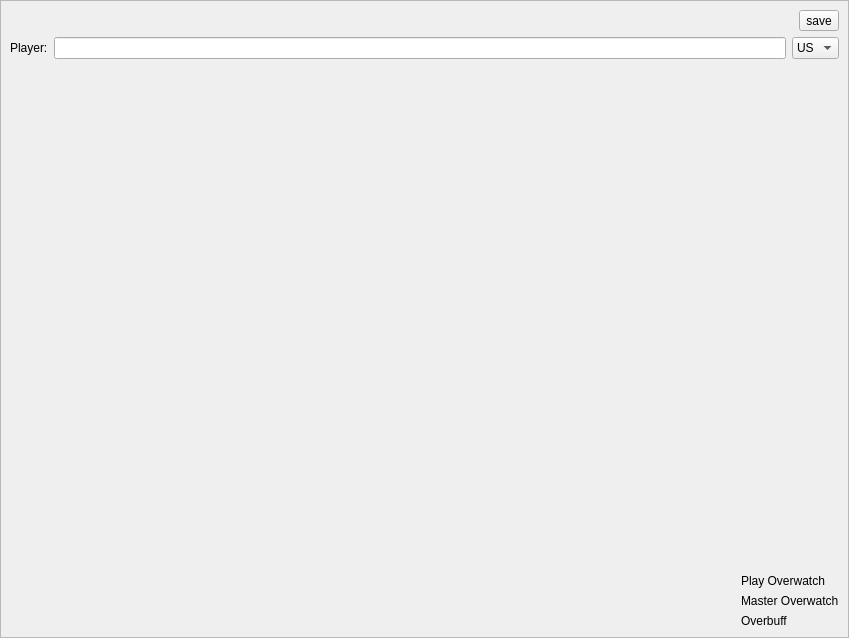
Before: the Qt Designer form OverwatchPlayerLog/UI/PlayerInfoPaneWidget.ui in yxbh/Overwatch-Player-Log, drawn with Qt 5.
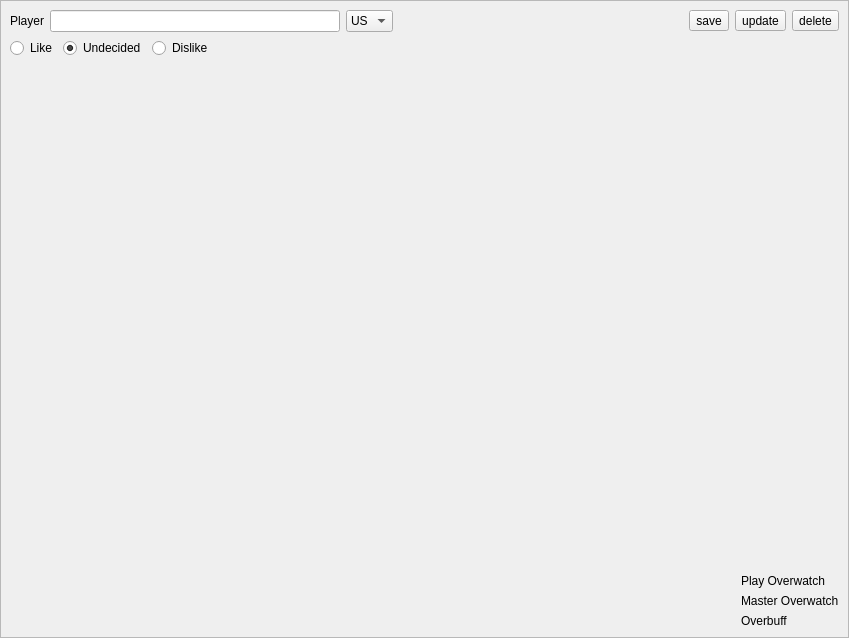
After: the same form once the commit is applied.

Diff of the .ui file:
```diff
--- a/OverwatchPlayerLog/UI/PlayerInfoPaneWidget.ui
+++ b/OverwatchPlayerLog/UI/PlayerInfoPaneWidget.ui
@@ -28,6 +28,35 @@
    <layout class="QVBoxLayout" name="verticalLayout_2">
     <item>
      <layout class="QHBoxLayout" name="horizontalLayout">
+      <item>
+       <widget class="QLabel" name="label_playerBattleTag">
+        <property name="text">
+         <string>Player</string>
+        </property>
+       </widget>
+      </item>
+      <item>
+       <widget class="QLineEdit" name="lineEdit_playerBattleTag"/>
+      </item>
+      <item>
+       <widget class="QComboBox" name="comboBox_owRegion">
+        <item>
+         <property name="text">
+          <string>US</string>
+         </property>
+        </item>
+        <item>
+         <property name="text">
+          <string>EU</string>
+         </property>
+        </item>
+        <item>
+         <property name="text">
+          <string>KR</string>
+         </property>
+        </item>
+       </widget>
+      </item>
       <item>
        <spacer name="horizontalSpacer">
         <property name="orientation">
@@ -48,39 +77,61 @@
         </property>
        </widget>
       </item>
+      <item>
+       <widget class="QToolButton" name="toolButton_updatePlayerInfo">
+        <property name="text">
+         <string>update</string>
+        </property>
+       </widget>
+      </item>
+      <item>
+       <widget class="QToolButton" name="toolButton_deletePlayerInfo">
+        <property name="text">
+         <string>delete</string>
+        </property>
+       </widget>
+      </item>
      </layout>
     </item>
     <item>
      <layout class="QHBoxLayout" name="horizontalLayout_2">
       <item>
-       <widget class="QLabel" name="label_playerBattleTag">
+       <widget class="QRadioButton" name="radioButton_likesPlayer">
         <property name="text">
-         <string>Player:</string>
+         <string>Like</string>
         </property>
        </widget>
       </item>
       <item>
-       <widget class="QLineEdit" name="lineEdit_playerBattleTag"/>
+       <widget class="QRadioButton" name="radioButto_undecidedPlayer">
+        <property name="text">
+         <string>Undecided</string>
+        </property>
+        <property name="checked">
+         <bool>true</bool>
+        </property>
+       </widget>
       </item>
       <item>
-       <widget class="QComboBox" name="comboBox_owRegion">
-        <item>
-         <property name="text">
-          <string>US</string>
-         </property>
-        </item>
-        <item>
-         <property name="text">
-          <string>EU</string>
-         </property>
-        </item>
-        <item>
-         <property name="text">
-          <string>KR</string>
-         </property>
-        </item>
+       <widget class="QRadioButton" name="radioButton_dislikesPlayer">
+        <property name="text">
+         <string>Dislike</string>
+        </property>
        </widget>
       </item>
+      <item>
+       <spacer name="horizontalSpacer_3">
+        <property name="orientation">
+         <enum>Qt::Horizontal</enum>
+        </property>
+        <property name="sizeHint" stdset="0">
+         <size>
+          <width>40</width>
+          <height>20</height>
+         </size>
+        </property>
+       </spacer>
+      </item>
      </layout>
     </item>
     <item>
```
